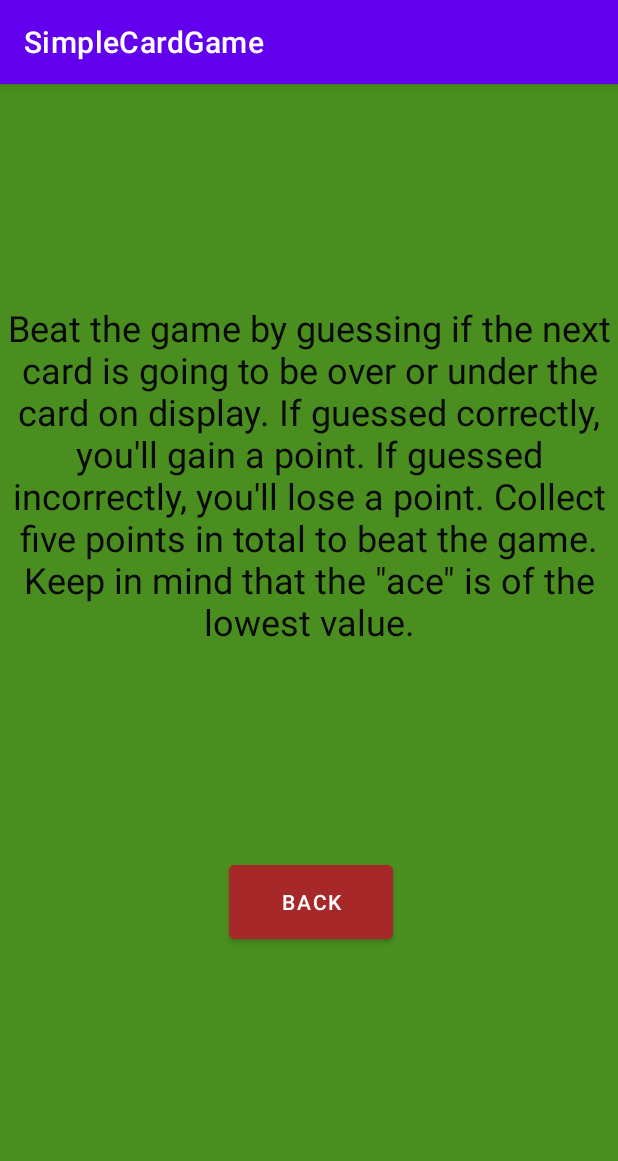
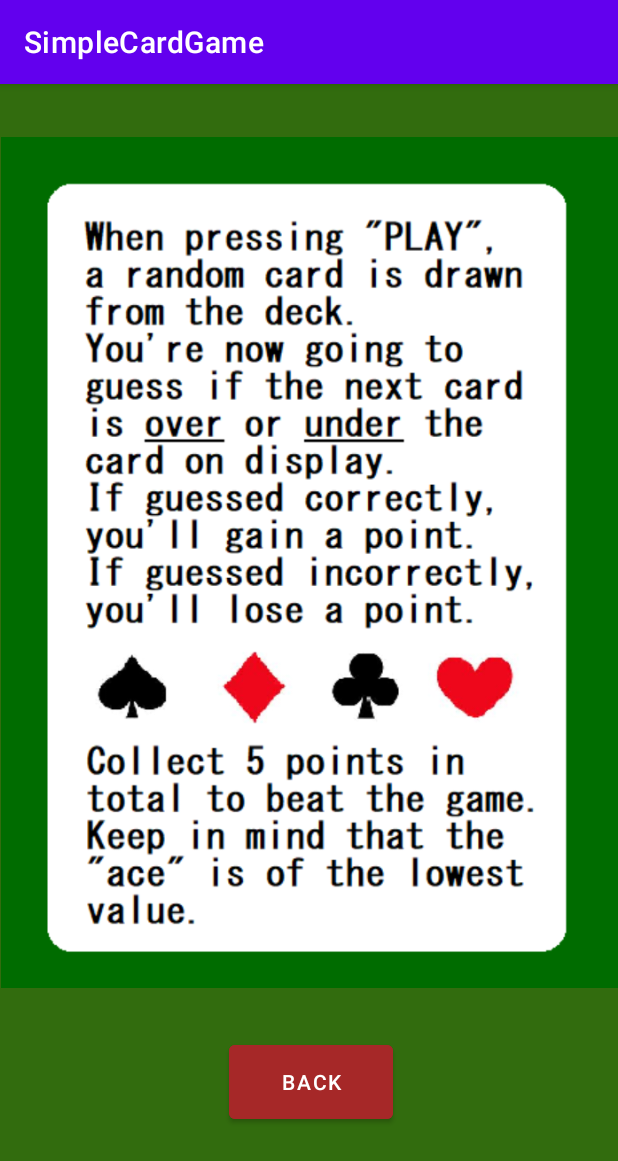
Before and after one commit to majkcb/SimpleCardGame, an Android app: the HowToPlayActivity screen opened directly, with no data from a screen before it, on a phone screen of 412 x 824 dp. Shown: the top 1161 px of the screen. Run offline under Robolectric (Android 15) with nearby library versions, the light colour scheme and no system bars.

Commit message:
how to play ny bild. final version

```diff
--- a/app/src/main/java/com/example/simplecardgame/HowToPlayActivity.kt
+++ b/app/src/main/java/com/example/simplecardgame/HowToPlayActivity.kt
@@ -1,27 +1,28 @@
 package com.example.simplecardgame
+
 
 import android.annotation.SuppressLint
 import android.content.Intent
 import androidx.appcompat.app.AppCompatActivity
 import android.os.Bundle
 import android.widget.Button
-import android.widget.TextView
+import android.widget.ImageView
 
 class HowToPlayActivity : AppCompatActivity() {
 
-    lateinit var howToPlayView : TextView
+    lateinit var imageView: ImageView
     lateinit var backButton : Button
 
+    @SuppressLint("MissingInflatedId")
     override fun onCreate(savedInstanceState: Bundle?) {
         super.onCreate(savedInstanceState)
         setContentView(R.layout.activity_how_to_play)
 
-        howToPlayView = findViewById(R.id.howToPlayView)
+        imageView = findViewById(R.id.htpView)
 
-        howToPlayView.text ="Beat the game by guessing if the next card is going to be over or under the card on display. If guessed correctly, you'll gain a point. If guessed incorrectly, you'll lose a point. Collect five points in total to beat the game. Keep in mind that the \"ace\" is of the lowest value."
+        imageView.setImageResource(R.drawable.htp2)
 
         val backButton = findViewById<Button>(R.id.backButton)
-
 
         backButton.setOnClickListener {
             val intent = Intent(this, MainActivity::class.java)
--- a/app/src/main/res/layout/activity_how_to_play.xml
+++ b/app/src/main/res/layout/activity_how_to_play.xml
@@ -4,31 +4,15 @@
     xmlns:tools="http://schemas.android.com/tools"
     android:layout_width="match_parent"
     android:layout_height="match_parent"
-    android:background="#498E1E"
+    android:background="#326C0E"
     tools:context=".HowToPlayActivity">
-
-    <TextView
-        android:id="@+id/howToPlayView"
-        android:layout_width="wrap_content"
-        android:layout_height="wrap_content"
-        android:backgroundTint="#5A1485"
-        android:text="TextView"
-        android:textAlignment="center"
-        android:textColor="#090909"
-        android:textSize="24sp"
-        app:layout_constraintBottom_toBottomOf="parent"
-        app:layout_constraintEnd_toEndOf="parent"
-        app:layout_constraintHorizontal_bias="0.49"
-        app:layout_constraintStart_toStartOf="parent"
-        app:layout_constraintTop_toTopOf="parent"
-        app:layout_constraintVertical_bias="0.271" />
 
     <Button
         android:id="@+id/backButton"
         android:layout_width="109dp"
         android:layout_height="61dp"
         android:layout_marginStart="10dp"
-        android:layout_marginTop="20dp"
+        android:layout_marginTop="-75dp"
         android:layout_marginEnd="10dp"
         android:backgroundTint="#A62828"
         android:text="BACK"
@@ -36,6 +20,14 @@
         app:layout_constraintEnd_toEndOf="parent"
         app:layout_constraintHorizontal_bias="0.504"
         app:layout_constraintStart_toStartOf="parent"
-        app:layout_constraintTop_toBottomOf="@+id/howToPlayView"
-        app:layout_constraintVertical_bias="0.384" />
+        app:layout_constraintTop_toBottomOf="@+id/htpView" />
+
+    <ImageView
+        android:id="@+id/htpView"
+        android:layout_width="411dp"
+        android:layout_height="638dp"
+        app:layout_constraintEnd_toEndOf="parent"
+        app:layout_constraintStart_toStartOf="parent"
+        app:layout_constraintTop_toTopOf="parent"
+        app:srcCompat="@drawable/htp" />
 </androidx.constraintlayout.widget.ConstraintLayout>
```
Also changed, not shown: app/src/main/res/drawable-normal/htp.png (added), app/src/main/res/drawable/htp2.png (added).
